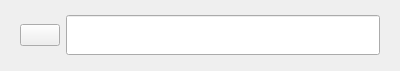
Old version of the form src/view/breadcrumb/breadcrumbview.ui in the repository florianblume/6d-pat.
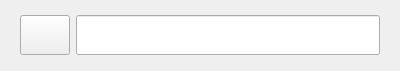
New version of the form.

```diff
--- a/src/view/breadcrumb/breadcrumbview.ui
+++ b/src/view/breadcrumb/breadcrumbview.ui
@@ -36,13 +36,19 @@
      </property>
      <property name="minimumSize">
       <size>
-       <width>0</width>
-       <height>0</height>
+       <width>50</width>
+       <height>40</height>
       </size>
      </property>
      <property name="text">
       <string/>
      </property>
+     <property name="iconSize">
+      <size>
+       <width>22</width>
+       <height>22</height>
+      </size>
+     </property>
     </widget>
    </item>
    <item>
```
